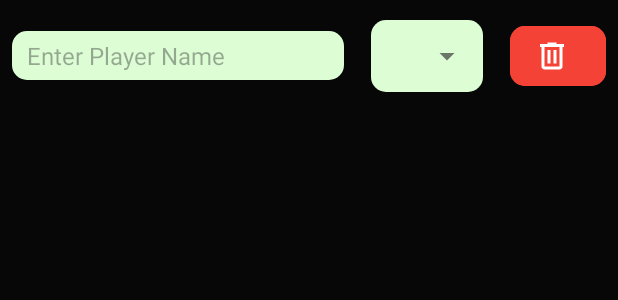
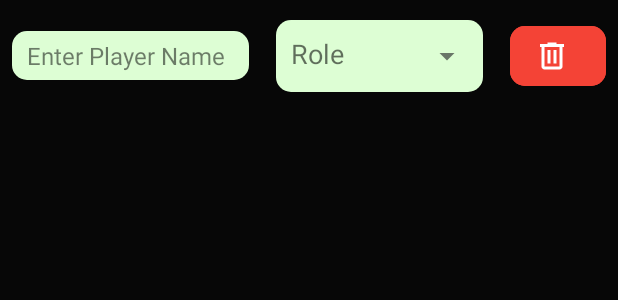
Before and after one commit to Mahim021/FootyFlick, an Android app: the layout player_info_bar.xml on its own in the app's theme, with its tools: preview values and no code run, on a phone screen of 412 x 824 dp. Shown: the top 300 px of the screen. Run offline under Robolectric (Android 15) with nearby library versions, the phone set to English and light mode, and no system bars.

```diff
--- a/app/src/main/res/layout/player_info_bar.xml
+++ b/app/src/main/res/layout/player_info_bar.xml
@@ -13,14 +13,16 @@
         android:id="@+id/playerNameInput"
         android:layout_width="0dp"
         android:layout_height="wrap_content"
-        android:layout_weight="7"
+        android:layout_weight="5"
         android:background="@drawable/rounded_edge"
         android:backgroundTint="@color/green"
         android:completionThreshold="1"
         android:hint="Enter Player Name"
+        android:textColorHint="#83000000"
         android:paddingHorizontal="10dp"
         android:paddingVertical="5dp"
-        android:textColor="@color/white"
+        android:maxLines="3"
+        android:textColor="@color/black"
         android:textSize="16sp"
         android:inputType="textPersonName"
         android:layout_marginEnd="8dp" />
@@ -31,9 +33,10 @@
         style="@style/Widget.MaterialComponents.TextInputLayout.OutlinedBox"
         android:layout_width="0dp"
         android:layout_height="wrap_content"
-        android:layout_weight="3"
+        android:layout_weight="5"
         android:layout_marginEnd="8dp"
         android:hint="Role"
+        android:textColorHint="#91000000"
         android:paddingHorizontal="10dp"
         android:paddingVertical="5dp"
         app:boxBackgroundColor="@android:color/transparent"
@@ -50,10 +53,14 @@
             android:background="@drawable/rounded_edge"
             android:backgroundTint="@color/green"
             android:textColor="@color/black"
-            android:inputType="none"
+            android:inputType="text"
+            android:ellipsize="end"
+            android:singleLine="true"
+            android:maxLines="1"
             android:paddingHorizontal="10dp"
             android:paddingVertical="5dp"
-            android:popupBackground="@color/white" />
+            android:popupBackground="@color/black" />
+
     </com.google.android.material.textfield.TextInputLayout>
 
     <com.google.android.material.button.MaterialButton
--- a/app/src/main/res/values/strings.xml
+++ b/app/src/main/res/values/strings.xml
@@ -18,7 +18,7 @@
     <string-array name="player_role">
         <item>GK</item>
         <item>CB</item>
-        <item>Full Back</item>
+        <item>RB/LB</item>
         <item>CAM</item>
         <item>CDM</item>
         <item>RW</item>
```
Also changed, not shown: app/src/main/java/com/example/footyflick/TournamentFragment.java (+46 -28 lines), app/src/main/java/com/example/footyflick/tournamentTeamClass.java (deleted, +0 -13 lines), app/src/main/java/com/example/footyflick/tournamentTeamDetails.java (+45 -7 lines).
